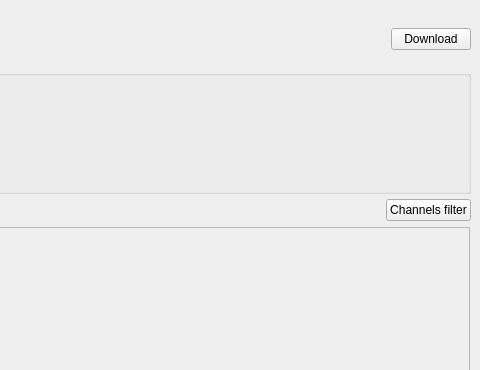
Qt form libshvvisu/src/logview/dlgloginspector.ui (syyyr/libshv) before a commit; both pictures show x 694 to 1174 and y 0 to 370 of the 1174 by 621 pixel window.
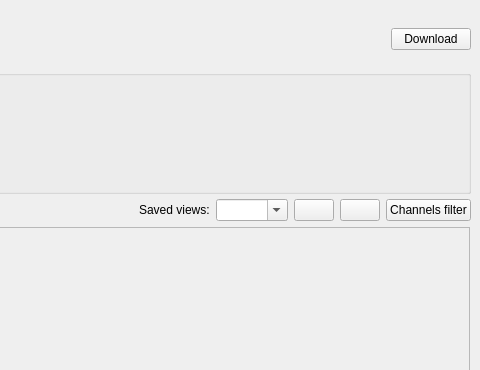
The same form after that commit. Icons and pictures are not drawn. Custom widgets are drawn as their Qt base class.

Commit message: added save view function to log inspector

Diff of the .ui file:
```diff
--- a/libshvvisu/src/logview/dlgloginspector.ui
+++ b/libshvvisu/src/logview/dlgloginspector.ui
@@ -426,6 +426,42 @@
         </property>
        </spacer>
       </item>
+      <item>
+       <widget class="QLabel" name="lblViews">
+        <property name="text">
+         <string>Saved views:</string>
+        </property>
+       </widget>
+      </item>
+      <item>
+       <widget class="QComboBox" name="cbViews">
+        <property name="editable">
+         <bool>true</bool>
+        </property>
+       </widget>
+      </item>
+      <item>
+       <widget class="QPushButton" name="pbSaveView">
+        <property name="text">
+         <string/>
+        </property>
+        <property name="icon">
+         <iconset resource="../../images/images.qrc">
+          <normaloff>:/shv/visu/images/file-save.svg</normaloff>:/shv/visu/images/file-save.svg</iconset>
+        </property>
+       </widget>
+      </item>
+      <item>
+       <widget class="QPushButton" name="pbDeleteView">
+        <property name="text">
+         <string/>
+        </property>
+        <property name="icon">
+         <iconset resource="../../images/images.qrc">
+          <normaloff>:/shv/visu/images/delete.svg</normaloff>:/shv/visu/images/delete.svg</iconset>
+        </property>
+       </widget>
+      </item>
       <item>
        <widget class="QPushButton" name="pbChannelsFilter">
         <property name="text">
```
The commit also changes 2 other files.
